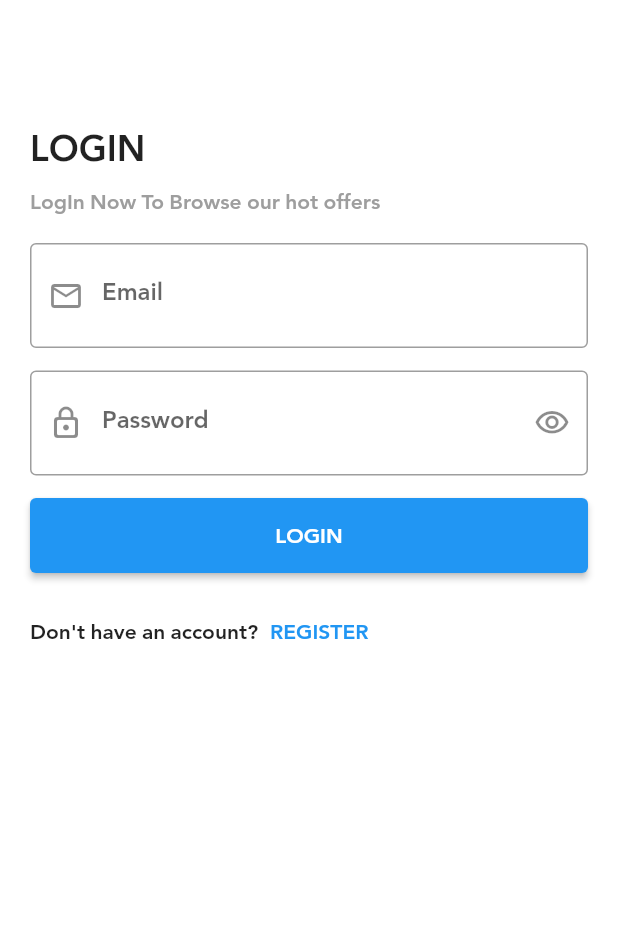
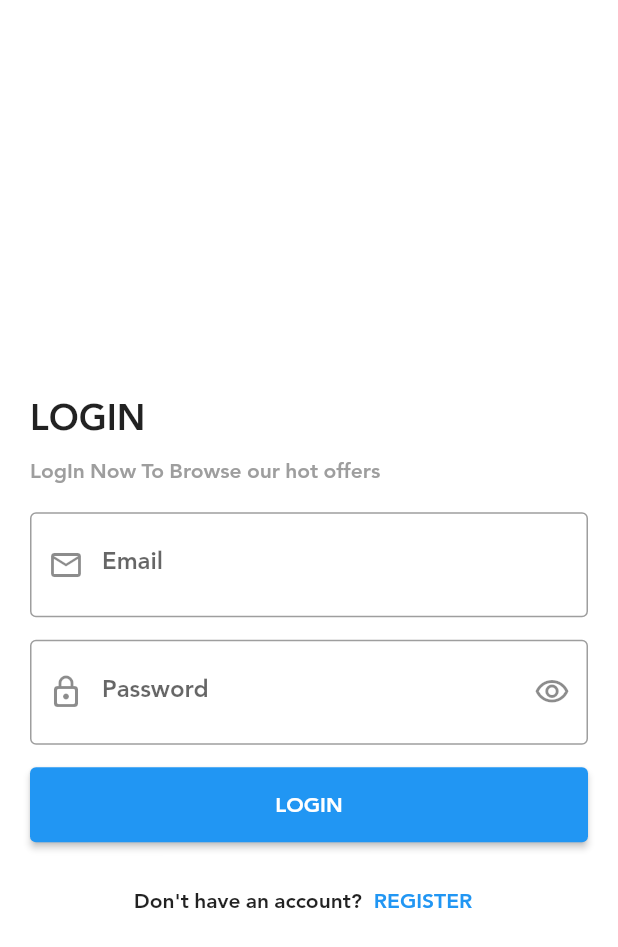
Before and after one commit to ahmedTarek72/shop_app, a Flutter app: the screen it shows after launch, after a tap on the "arrow forward ios" icon, after a tap on "SKIP", on a phone screen of 412 x 824 dp. Shown: the top 947 px of the screen. Run offline on Flutter 3.47's test engine with Material 2 defaults, Android fonts, the phone set to English and light mode, and no system bars; our stand-ins replace smooth_page_indicator.

Commit message:
New Commit

```diff
--- a/lib/layout/sign_in/sign_in_screen.dart
+++ b/lib/layout/sign_in/sign_in_screen.dart
@@ -5,12 +5,15 @@ class SignIN extends StatelessWidget {
   SignIN({Key? key}) : super(key: key);
   var emailController = TextEditingController();
   var formKey = GlobalKey<FormState>();
+  var passwordController = TextEditingController();
 
   @override
   Widget build(BuildContext context) {
     return Scaffold(
       appBar: AppBar(),
-      body: Padding(
+      body: Center(
+        child: SingleChildScrollView(
+          child: Padding(
             padding: const EdgeInsets.all(20.0),
             child: Form(
               key: formKey,
@@ -51,8 +54,10 @@ class SignIN extends StatelessWidget {
                         return "please Enter your password";
                       }
                     },
-                controller: emailController,
+                    obscureText: true,
+                    controller: passwordController,
                     decoration: InputDecoration(
+
                         labelText: "Password",
                         prefixIcon: Icon(Icons.lock_outline_rounded),
                         suffixIcon: IconButton( icon: Icon(Icons.visibility_outlined), onPressed: () {  },),
@@ -72,7 +77,9 @@ class SignIN extends StatelessWidget {
                         }, child: Text("LOGIN")),
                   ),
                   SizedBox(height: 15,),
-              Row(children: [
+                  Row(
+                    mainAxisAlignment: MainAxisAlignment.center,
+                    children: [
                     Text("Don\'t have an account?"),
                     TextButton(onPressed: (){
                       Navigator.push(context, MaterialPageRoute(builder: (context) => RegisterScreen(),));
@@ -82,6 +89,8 @@ class SignIN extends StatelessWidget {
               ),
             ),
           ),
+        ),
+      ),
     );
   }
 }
```
Lines whose indentation alone changed are shown as unchanged.
